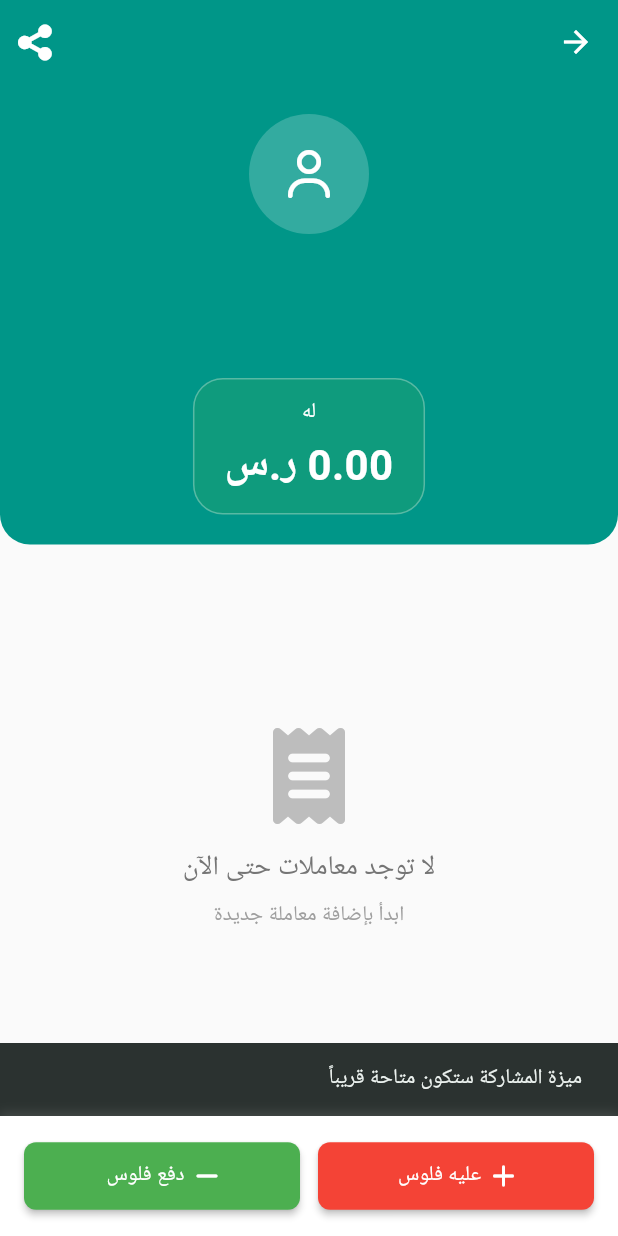
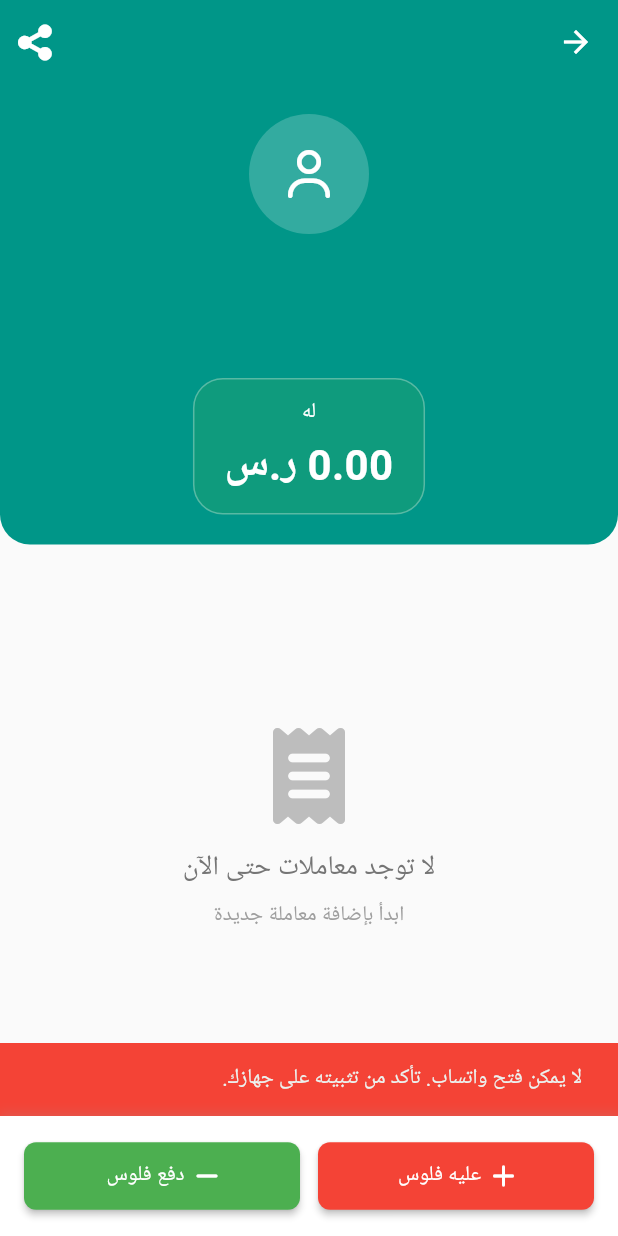
Before and after one commit to AlhusseinAlhaidari/Daftar-G, a Flutter app: the CustomerScreen screen opened directly with empty values, after a tap on an icon or button, on a phone screen of 412 x 824 dp. Run offline on Flutter 3.47's test engine with Material 3 defaults, Android fonts, the phone set to English and light mode, and no system bars; our stand-ins replace font_awesome_flutter, sqflite; accounts and stored records are empty; Roboto replaces fonts that are missing (Arial).

Commit message:
Feat: Add WhatsApp share functionality to customer statement

```diff
--- a/daftar_g_app/lib/screens/customer_screen.dart
+++ b/daftar_g_app/lib/screens/customer_screen.dart
@@ -2,6 +2,7 @@ import 'package:flutter/material.dart';
 import 'package:provider/provider.dart';
 import 'package:font_awesome_flutter/font_awesome_flutter.dart';
 import 'package:intl/intl.dart';
+import 'package:url_launcher/url_launcher.dart';
 import '../providers/app_provider.dart';
 import '../models/customer.dart';
 import '../models/transaction.dart' as app_transaction;
@@ -437,12 +438,40 @@ class _CustomerScreenState extends State<CustomerScreen> {
     );
   }
 
-  void _shareStatement() {
-    // TODO: تطبيق مشاركة كشف الحساب
-    ScaffoldMessenger.of(context).showSnackBar(
-      const SnackBar(
-        content: Text('ميزة المشاركة ستكون متاحة قريباً'),
-      ),
-    );
+  Future<void> _shareStatement() async {
+    final formatter = NumberFormat("#,##0.00", "ar");
+    final dateFormatter = DateFormat("dd/MM/yyyy", "ar");
+
+    String statement = "كشف حساب الزبون: ${widget.customer.name}\n";
+    statement += "الرصيد الحالي: ${formatter.format(widget.customer.balance.abs())} ر.س ${widget.customer.balance < 0 ? 'عليه' : 'له'}\n\n";
+    statement += "سجل المعاملات:\n";
+
+    if (_transactions.isEmpty) {
+      statement += "لا توجد معاملات مسجلة لهذا الزبون.\n";
+    } else {
+      for (var transaction in _transactions) {
+        final typeText = transaction.type == app_transaction.TransactionType.debt ? 'دين' : 'سداد';
+        final amountText = formatter.format(transaction.amount);
+        final dateText = dateFormatter.format(transaction.date);
+        final descriptionText = transaction.description != null && transaction.description!.isNotEmpty ? ' (${transaction.description})' : '';
+        statement += "- $typeText: $amountText ر.س في $dateText$descriptionText\n";
+      }
+    }
+
+    final String encodedStatement = Uri.encodeComponent(statement);
+    final String whatsappUrl = "whatsapp://send?phone=${widget.customer.phoneNumber ?? ''}&text=$encodedStatement";
+
+    if (await canLaunchUrl(Uri.parse(whatsappUrl))) {
+      await launchUrl(Uri.parse(whatsappUrl));
+    } else {
+      if (mounted) {
+        ScaffoldMessenger.of(context).showSnackBar(
+          const SnackBar(
+            content: Text("لا يمكن فتح واتساب. تأكد من تثبيته على جهازك."),
+            backgroundColor: Colors.red,
+          ),
+        );
+      }
+    }
   }
 }
--- a/daftar_g_app/pubspec.yaml
+++ b/daftar_g_app/pubspec.yaml
@@ -48,6 +48,7 @@ dependencies:
   # Icons
   font_awesome_flutter: ^10.7.0
   path: ^1.9.0
+  url_launcher: ^6.3.1
 
 dev_dependencies:
   flutter_test:
```
Also changed, not shown: daftar_g_app/pubspec.lock.
